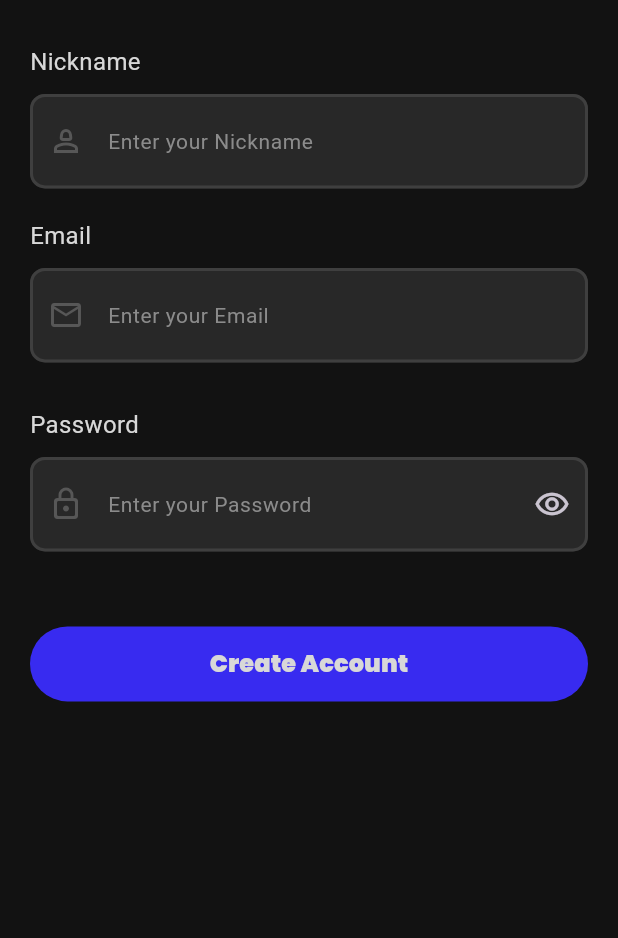
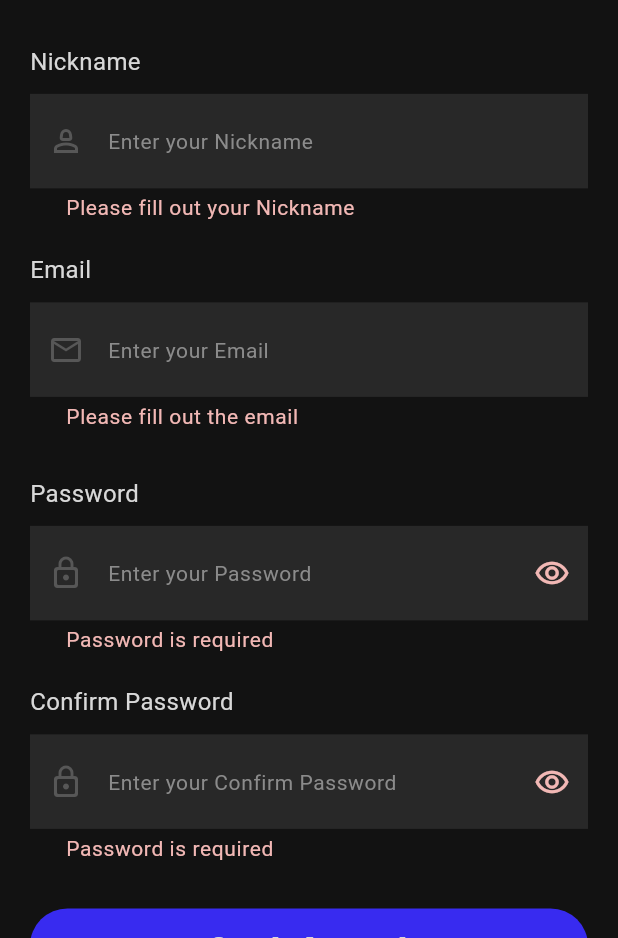
Before and after one commit to Zyttal/Jotter-Mapper, a Flutter app: the RegistrationScreen screen opened by its route, after a tap on "Create Account", on a phone screen of 412 x 824 dp, the part 298-1236 px from its top. Run offline on Flutter 3.47's test engine with Material 3 defaults, Android fonts, the phone set to English and light mode, and no system bars; our stand-ins replace cloud_firestore, firebase_auth, firebase_core, flutter_dotenv, flutter_spinkit, flutter_svg and 6 more; accounts and stored records are empty; Roboto replaces fonts that are missing (Heebo, Sintony).

Commit message:
Add additional logic for login/registration and Revised User Data Controller - User Data Controller will only initialize if the user is authenticated - The contents are derived from the predefined Firebase User - Dialogs were also added from previous project and revised to follow the App's Theme

```diff
--- /dev/null
+++ b/lib/controllers/user_data_controller.dart
@@ -0,0 +1,36 @@
+import 'package:firebase_auth/firebase_auth.dart';
+import 'package:flutter/material.dart';
+import 'package:get_it/get_it.dart';
+import 'package:jotter_mapper/controllers/auth_controller.dart';
+import 'package:jotter_mapper/models/user_model.dart';
+import 'package:jotter_mapper/services/firebase_services.dart';
+
+class UserDataController with ChangeNotifier {
+  UserModel? currentUser;
+
+  static void initialize() {
+    GetIt.instance.registerSingleton<UserDataController>(UserDataController());
+  }
+
+  static UserDataController get instance =>
+      GetIt.instance<UserDataController>();
+  static UserDataController get I => GetIt.instance<UserDataController>();
+
+  Future<void> loadCurrentUser() async {
+    User? firebaseUser = FirebaseAuth.instance.currentUser;
+
+    if (firebaseUser != null) {
+      currentUser = UserModel.fromFirebaseUser(firebaseUser);
+      await FireStoreServices.getUser(currentUser!.uid);
+    } else {
+      currentUser = null;
+    }
+    notifyListeners();
+  }
+
+  Future<void> updateDisplayName(String displayName) async {
+    await FirebaseAuth.instance.currentUser
+        ?.updateProfile(displayName: displayName);
+    notifyListeners();
+  }
+}
--- /dev/null
+++ b/lib/models/user_model.dart
@@ -0,0 +1,22 @@
+import 'package:firebase_auth/firebase_auth.dart';
+
+class UserModel {
+  final String uid;
+  final String email;
+  final String displayName;
+  final String? photoURL;
+
+  UserModel(
+      {required this.uid,
+      required this.email,
+      required this.displayName,
+      this.photoURL});
+
+  factory UserModel.fromFirebaseUser(User user) {
+    return UserModel(
+        uid: user.uid,
+        email: user.email ?? '',
+        displayName: user.displayName ?? '',
+        photoURL: user.photoURL ?? '');
+  }
+}
--- a/lib/screens/auth/login_screen.dart
+++ b/lib/screens/auth/login_screen.dart
@@ -8,6 +8,7 @@ import 'package:jotter_mapper/screens/content/home_screen.dart';
 import 'package:jotter_mapper/widgets/custom_button.dart';
 import 'package:jotter_mapper/widgets/text_field_with_label.dart';
 import 'package:jotter_mapper/themes/custom_color_palette.dart';
+import 'package:jotter_mapper/widgets/waiting_dialog.dart';
 
 class LoginScreen extends StatefulWidget {
   static const String name = "Login Screen";
@@ -165,8 +166,9 @@ class _LoginScreenState extends State<LoginScreen> {
               CustomButton(
                   func: () async {
                     if (formKey.currentState!.validate()) {
-                      AuthController.I
-                          .login(email.text.trim(), password.text.trim());
+                      WaitingDialog.show(context,
+                          future: AuthController.I
+                              .login(email.text.trim(), password.text.trim()));
                     }
                   },
                   text: "Log in"),
--- a/lib/screens/auth/registration_screen.dart
+++ b/lib/screens/auth/registration_screen.dart
@@ -4,6 +4,7 @@ import 'package:form_field_validator/form_field_validator.dart';
 import 'package:jotter_mapper/controllers/auth_controller.dart';
 import 'package:jotter_mapper/widgets/back_button.dart';
 import 'package:jotter_mapper/widgets/custom_button.dart';
+import 'package:jotter_mapper/widgets/waiting_dialog.dart';
 import 'package:jotter_mapper/widgets/text_field_with_label.dart';
 import 'package:jotter_mapper/themes/custom_color_palette.dart';
 
@@ -18,27 +19,39 @@ class RegistrationScreen extends StatefulWidget {
 
 class _RegistrationScreenState extends State<RegistrationScreen> {
   late GlobalKey<FormState> formKey;
-  late TextEditingController email, password;
-  late FocusNode emailFn, passwordFn;
+  late TextEditingController nickname, email, password, confirmPassword;
+  late FocusNode nicknameFn, emailFn, passwordFn, confirmPasswordFn;
   bool obfuscate = false;
 
   @override
   void initState() {
     super.initState();
     formKey = GlobalKey<FormState>();
+
+    nickname = TextEditingController();
     email = TextEditingController();
     password = TextEditingController();
+    confirmPassword = TextEditingController();
+
+    nicknameFn = FocusNode();
     emailFn = FocusNode();
     passwordFn = FocusNode();
+    confirmPasswordFn = FocusNode();
   }
 
   @override
   void dispose() {
     super.dispose();
+
+    nickname.dispose();
     email.dispose();
     password.dispose();
+    confirmPassword.dispose();
+
+    nicknameFn.dispose();
     emailFn.dispose();
     passwordFn.dispose();
+    confirmPasswordFn.dispose();
   }
 
   @override
@@ -125,8 +138,8 @@ class _RegistrationScreenState extends State<RegistrationScreen> {
                             errorText:
                                 "Email Address cannot exceed 32 characters"),
                       ]).call,
-                      controller: email,
-                      fn: emailFn,
+                      controller: nickname,
+                      fn: nicknameFn,
                     ),
                     SizedBox(
                       height: 20,
@@ -172,26 +185,36 @@ class _RegistrationScreenState extends State<RegistrationScreen> {
                     SizedBox(
                       height: 20,
                     ),
-                    // TextFieldWithLabel(
-                    //   label: "Confirm Password",
-                    //   icon: Icon(Icons.lock_outline_rounded),
-                    //   controller: password,
-                    //   fn: passwordFn,
-                    //   isPassword: true,
-                    //   validator: MultiValidator([
-                    //     RequiredValidator(errorText: "Password is required"),
-                    //     MinLengthValidator(12,
-                    //         errorText:
-                    //             "Password must be at least 12 characters long"),
-                    //     MaxLengthValidator(128,
-                    //         errorText: "Password cannot exceed 128 characters"),
-                    //     PatternValidator(
-                    //       r"^(?=.*[a-z])(?=.*[A-Z])(?=.*\d)(?=.*[!@#$%^&*()_+?\-=[\]{};':,.<>]).*$",
-                    //       errorText:
-                    //           'Password must contain at least one symbol, one uppercase letter, one lowercase letter, and one number.',
-                    //     ),
-                    //   ]).call,
-                    // ),
+                    TextFieldWithLabel(
+                        label: "Confirm Password",
+                        icon: Icon(Icons.lock_outline_rounded),
+                        controller: confirmPassword,
+                        fn: confirmPasswordFn,
+                        isPassword: true,
+                        validator: (v) {
+                          String? doesMatchPasswords =
+                              password.text == confirmPassword.text
+                                  ? null
+                                  : "Passwords doesn't match";
+                          if (doesMatchPasswords != null) {
+                            return doesMatchPasswords;
+                          } else {
+                            return MultiValidator([
+                              RequiredValidator(
+                                  errorText: "Password is required"),
+                              MinLengthValidator(12,
+                                  errorText:
+                                      "Password must be at least 12 characters long"),
+                              MaxLengthValidator(128,
+                                  errorText:
+                                      "Password cannot exceed 72 characters"),
+                              PatternValidator(
+                                  r"^(?=.*[a-z])(?=.*[A-Z])(?=.*\d)(?=.*[!@#$%^&*()_+?\-=[\]{};':,.<>]).*$",
+                                  errorText:
+                                      'Password must contain at least one symbol, one uppercase letter, one lowercase letter, and one number.'),
+                            ]).call(v);
+                          }
+                        }),
                   ],
                 ),
               ),
@@ -200,8 +223,11 @@ class _RegistrationScreenState extends State<RegistrationScreen> {
               ),
               CustomButton(
                   func: () {
-                    AuthController.I
-                        .register(email.text.trim(), password.text.trim());
+                    if (formKey.currentState!.validate()) {
+                      WaitingDialog.show(context,
+                          future: AuthController.I.register(email.text.trim(),
+                              password.text.trim(), nickname.text.trim()));
+                    }
                   },
                   text: "Create Account"),
               const SizedBox(
--- /dev/null
+++ b/lib/services/firebase_services.dart
@@ -0,0 +1,25 @@
+import 'package:cloud_firestore/cloud_firestore.dart';
+
+class FireStoreServices {
+  static Future storeUser(String email, String uid,
+      {DateTime? signInTime}) async {
+    return FirebaseFirestore.instance.collection("users").doc(uid).set({
+      "uid": uid,
+      "email": email,
+      if (signInTime != null) "lastSignIn": signInTime
+    }, SetOptions(merge: true));
+  }
+
+  static Future<Map<String, dynamic>?> getUser(
+    String uid,
+  ) async {
+    DocumentSnapshot<Map<String, dynamic>> user =
+        await FirebaseFirestore.instance.collection("users").doc(uid).get();
+
+    if (!user.exists) {
+      throw Exception("The user $uid does not exist in database");
+    }
+
+    return user.data();
+  }
+}
--- a/pubspec.yaml
+++ b/pubspec.yaml
@@ -28,6 +28,9 @@ dependencies:
   shared_preferences: ^2.2.3
   firebase_auth: ^5.1.1
   google_sign_in: ^6.2.1
+  flutter_spinkit: ^5.2.1
+  cloud_firestore: ^5.0.2
+  equatable: ^2.0.5
 
 dev_dependencies:
   flutter_test:
```
Also changed, not shown: lib/controllers/auth_controller.dart (+59 -1 lines), lib/main.dart (+8 -0 lines), lib/routing/router.dart (+25 -1 lines), lib/screens/content/profile_screen.dart (+27 -4 lines), lib/services/information_services.dart (added, +62 -0 lines), lib/widgets/waiting_dialog.dart (added, +66 -0 lines), pubspec.lock, 3 other files.
